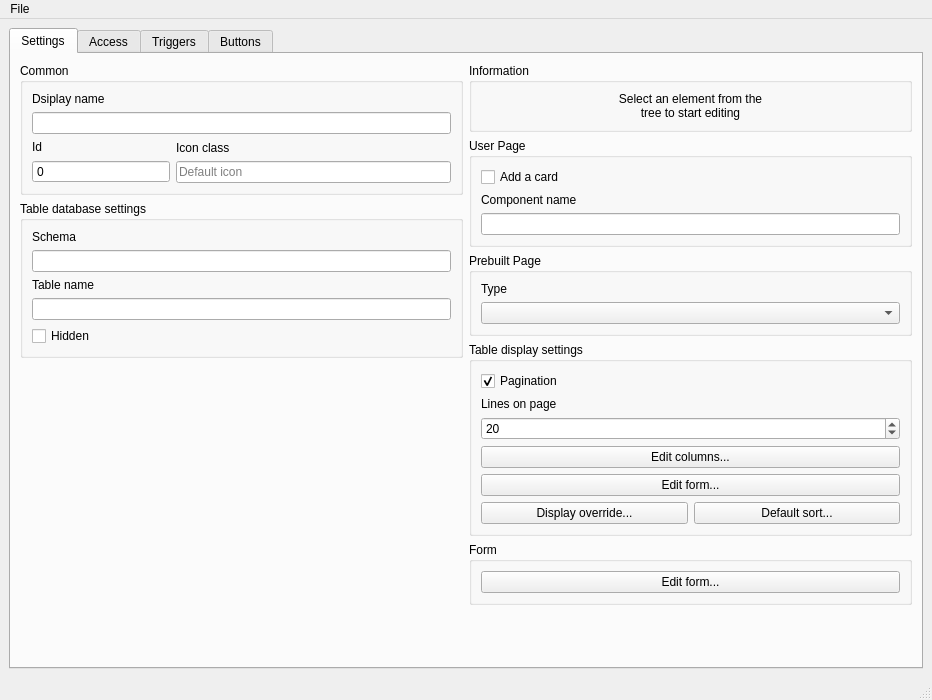
Above: src/ui/ui_source/hirerachy_edtior.ui from SqrtMinusOne/ERMaket before the change. Below: the same form after it.
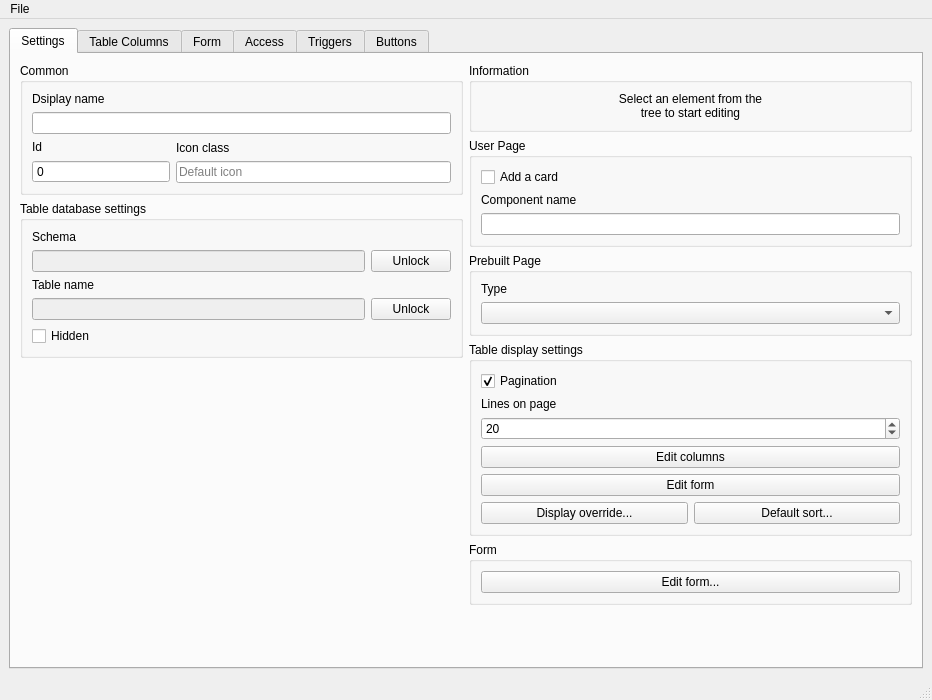
That is the form after the change. Icons and pictures are not drawn.

Commit message: Table Columns View

What changed in the file:
```diff
--- a/src/ui/ui_source/hirerachy_edtior.ui
+++ b/src/ui/ui_source/hirerachy_edtior.ui
@@ -106,7 +106,25 @@
               </widget>
              </item>
              <item>
-              <widget class="QLineEdit" name="schema_edit"/>
+              <layout class="QHBoxLayout" name="horizontalLayout_6">
+               <item>
+                <widget class="QLineEdit" name="schema_edit">
+                 <property name="enabled">
+                  <bool>false</bool>
+                 </property>
+                </widget>
+               </item>
+               <item>
+                <widget class="QPushButton" name="unlock_schema_button">
+                 <property name="toolTip">
+                  <string>This property shouldn't be edited unless it is absolutely necessary</string>
+                 </property>
+                 <property name="text">
+                  <string>Unlock</string>
+                 </property>
+                </widget>
+               </item>
+              </layout>
              </item>
              <item>
               <widget class="QLabel" name="label_8">
@@ -116,7 +134,25 @@
               </widget>
              </item>
              <item>
-              <widget class="QLineEdit" name="tablename_edit"/>
+              <layout class="QHBoxLayout" name="horizontalLayout_7">
+               <item>
+                <widget class="QLineEdit" name="tablename_edit">
+                 <property name="enabled">
+                  <bool>false</bool>
+                 </property>
+                </widget>
+               </item>
+               <item>
+                <widget class="QPushButton" name="unlock_tablename_button">
+                 <property name="toolTip">
+                  <string>This property shouldn't be edited unless it is absolutely necessary</string>
+                 </property>
+                 <property name="text">
+                  <string>Unlock</string>
+                 </property>
+                </widget>
+               </item>
+              </layout>
              </item>
              <item>
               <widget class="QCheckBox" name="hidden_checkbox">
@@ -248,14 +284,14 @@
              <item>
               <widget class="QPushButton" name="columns_button">
                <property name="text">
-                <string>Edit columns...</string>
+                <string>Edit columns</string>
                </property>
               </widget>
              </item>
              <item>
               <widget class="QPushButton" name="edit_table_form_button">
                <property name="text">
-                <string>Edit form...</string>
+                <string>Edit form</string>
                </property>
               </widget>
              </item>
@@ -313,6 +349,24 @@
         </item>
        </layout>
       </widget>
+      <widget class="QWidget" name="tab_columns">
+       <property name="enabled">
+        <bool>true</bool>
+       </property>
+       <attribute name="title">
+        <string>Table Columns</string>
+       </attribute>
+       <layout class="QVBoxLayout" name="verticalLayout_13">
+        <item>
+         <layout class="QVBoxLayout" name="table_columns_layout"/>
+        </item>
+       </layout>
+      </widget>
+      <widget class="QWidget" name="tab_form">
+       <attribute name="title">
+        <string>Form</string>
+       </attribute>
+      </widget>
       <widget class="QWidget" name="tab_access">
        <attribute name="title">
         <string>Access</string>
```
The commit also changes 6 other files.
